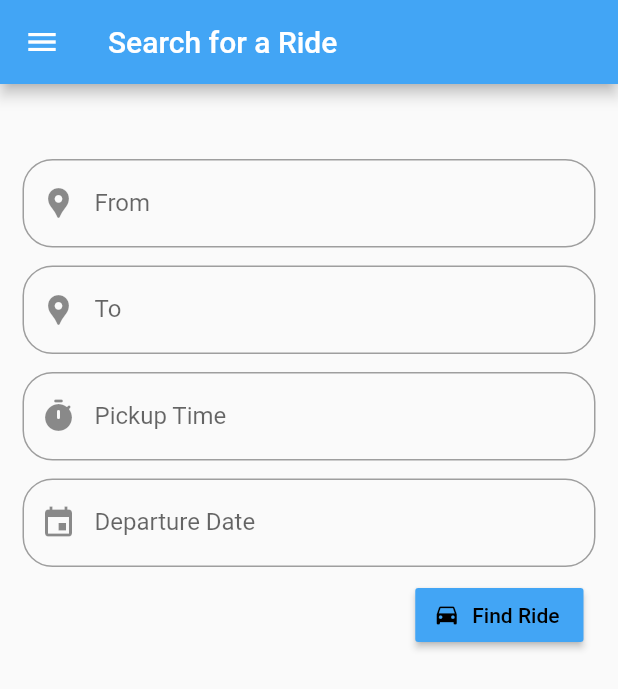
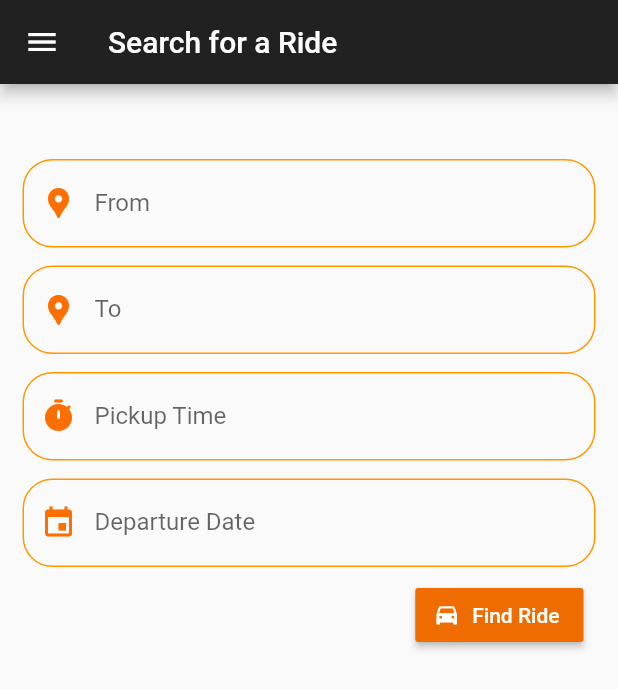
Before and after one commit to jeffubayi/Beba, a Flutter app: the FindForm screen opened directly, after a tap on "Find Ride", on a phone screen of 412 x 824 dp. Shown: the top 689 px of the screen. Run offline on Flutter 3.47's test engine with Material 2 defaults, Android fonts, the light colour scheme and no system bars.

Commit message:
change the theme color

```diff
--- a/lib/drawer.dart
+++ b/lib/drawer.dart
@@ -8,9 +8,10 @@ class Sidenav extends StatelessWidget {
   @override
   Widget build(BuildContext context) {
     return Scaffold(
-      appBar: AppBar(title: Text("BIGR")),
+      appBar: AppBar(title: Text("Beba")),
       drawer: Drawer(
         child: ListView(
+
           // Important: Remove any padding from the ListView.
           padding: EdgeInsets.zero,
           children: <Widget>[
@@ -23,7 +24,7 @@ class Sidenav extends StatelessWidget {
               ),
             ),
             ListTile(
-              leading: Icon(Icons.drive_eta,color:Colors.lightBlueAccent[400]),
+              leading: Icon(Icons.drive_eta,color:Colors.amber[900]),
               title: Text('Find a Ride'),
               onTap: () {
                 // Update the state of the app
@@ -35,7 +36,7 @@ class Sidenav extends StatelessWidget {
               },
             ),
             ListTile(
-              leading: Icon(Icons.drive_eta,color:Colors.lightBlueAccent[400]),
+              leading: Icon(Icons.drive_eta,color:Colors.amber[900]),
               title: Text('Offer a Ride'),
               onTap: () {
                 Navigator.pop(context);
@@ -44,7 +45,7 @@ class Sidenav extends StatelessWidget {
               },
             ),
             ListTile(
-              leading: Icon(Icons.info_outline,color:Colors.lightBlueAccent[400]),
+              leading: Icon(Icons.info_outline,color:Colors.amber[900]),
               title: Text('About Us'),
               onTap: () {
                 Navigator.pop(context);
@@ -54,7 +55,7 @@ class Sidenav extends StatelessWidget {
             ),
             Divider(color: Colors.blueGrey[900],thickness:.6),
             ListTile(
-              leading: new Icon(Icons.login_rounded,color:Colors.lightBlueAccent[400]),
+              leading: new Icon(Icons.login_rounded,color:Colors.amber[900]),
               title: Text("Sign Up"),
               onTap: () {
                 Navigator.of(context).pop();
--- a/lib/find.dart
+++ b/lib/find.dart
@@ -16,7 +16,7 @@ class FindFormState extends State<FindForm> {
   @override
   Widget build(BuildContext context) {
     return Scaffold(
-      appBar: AppBar(title: Text("Search for a Ride") ,backgroundColor: Colors.blue[400]),
+      appBar: AppBar(title: Text("Search for a Ride") ,backgroundColor: Colors.grey[900]),
       drawer: Sidenav(),
       body: SafeArea(
         child: ListView(
@@ -27,13 +27,13 @@ class FindFormState extends State<FindForm> {
             // TODO: Remove filled: true values (103)
            TextField(
               decoration: new InputDecoration(
-            prefixIcon:  Icon(Icons.location_pin),
+            prefixIcon:  Icon(Icons.location_pin,color:Colors.amber[900]),
             labelText: "From",
             hintText: 'Enter your location..',
             enabledBorder: const OutlineInputBorder(
               borderRadius: BorderRadius.all(Radius.circular(20.0)),
               borderSide: const BorderSide(
-                color: Colors.grey,
+                color: Colors.orange,
               ),
             ),
             focusedBorder: OutlineInputBorder(
@@ -47,13 +47,13 @@ class FindFormState extends State<FindForm> {
             // TODO: Wrap Password with AccentColorOverride (103)
             TextField(
               decoration: new InputDecoration(
-            prefixIcon:  Icon(Icons.location_pin),
+            prefixIcon:  Icon(Icons.location_pin,color:Colors.amber[900]),
             labelText: "To",
             hintText: 'Enter your destination..',
             enabledBorder: const OutlineInputBorder(
               borderRadius: BorderRadius.all(Radius.circular(20.0)),
               borderSide: const BorderSide(
-                color: Colors.grey,
+                color: Colors.orange,
               ),
             ),
             focusedBorder: OutlineInputBorder(
@@ -65,13 +65,13 @@ class FindFormState extends State<FindForm> {
             SizedBox(height: 12.0,width: 50,),
             TextField(
               decoration: new InputDecoration(
-            prefixIcon:  Icon(Icons.timer_rounded),
+            prefixIcon:  Icon(Icons.timer_rounded,color:Colors.amber[900]),
             labelText: "Pickup Time",
             hintText: 'Select time..',
             enabledBorder: const OutlineInputBorder(
               borderRadius: BorderRadius.all(Radius.circular(20.0)),
               borderSide: const BorderSide(
-                color: Colors.grey,
+                color: Colors.orange,
               ),
             ),
             focusedBorder: OutlineInputBorder(
@@ -84,13 +84,13 @@ class FindFormState extends State<FindForm> {
             SizedBox(height: 12.0,width: 50,),
             TextField(
               decoration: new InputDecoration(
-            prefixIcon:  Icon(Icons.event),
+            prefixIcon:  Icon(Icons.event,color:Colors.amber[900]),
             labelText: "Departure Date",
             hintText: 'Select day..',
             enabledBorder: const OutlineInputBorder(
               borderRadius: BorderRadius.all(Radius.circular(20.0)),
               borderSide: const BorderSide(
-                color: Colors.grey,
+                color: Colors.orange,
               ),
             ),
             focusedBorder: OutlineInputBorder(
@@ -106,7 +106,7 @@ class FindFormState extends State<FindForm> {
                 // TODO: Add an elevation to NEXT (103)
                 // TODO: Add a beveled rectangular border to NEXT (103)
                 RaisedButton.icon(
-                   color: Colors.blue[400],
+                   color: Colors.orange[800],
                    onPressed: () {
         // Respond to button press
                },
--- a/pubspec.yaml
+++ b/pubspec.yaml
@@ -48,6 +48,7 @@ flutter:
   assets:
     - assets/images/beba.png
     - assets/Carpooling.png
+    - assets/Carpool.gif
 
   # An image asset can refer to one or more resolution-specific "variants", see
   # https://flutter.dev/assets-and-images/#resolution-aware.
```
Also changed, not shown: lib/about.dart (+4 -3 lines), lib/login.dart (+14 -13 lines), lib/main.dart (+4 -4 lines), lib/offer.dart (+12 -12 lines), assets/Carpool.gif (added), assets/images/Carpool.gif (added), assets/logo.jpg (deleted), 1 other file.
